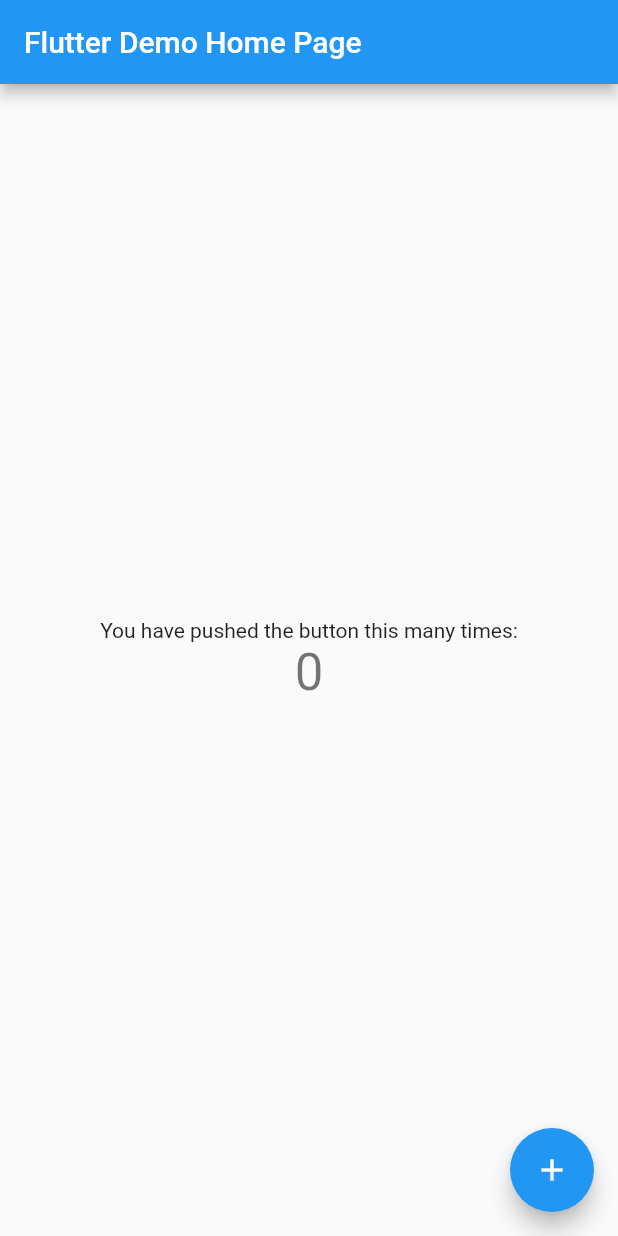
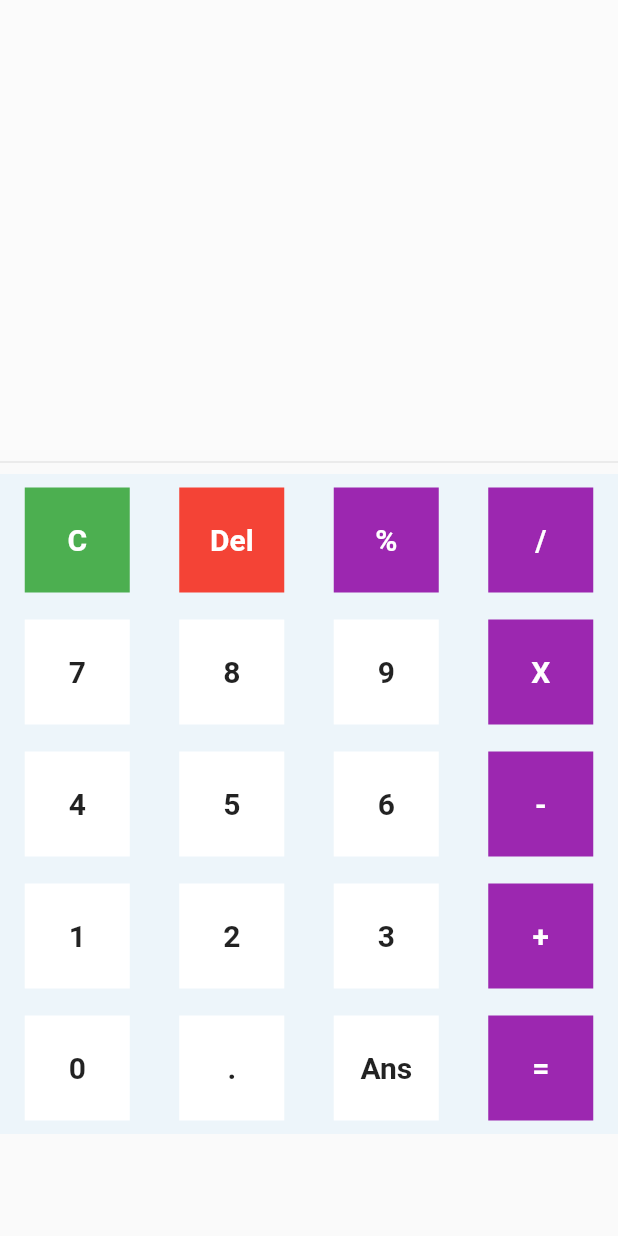
Before and after one commit to Muhammad-Bilal12/flutterCalculatorUi, a Flutter app: the screen it shows after launch, on a phone screen of 412 x 824 dp. Run offline on Flutter 3.47's test engine with Material 2 defaults, Android fonts, the phone set to English and light mode, and no system bars.

Commit message:
complete calculator Ui

```diff
--- /dev/null
+++ b/calculator_ui/lib/custom_widget/calculator_btn.dart
@@ -0,0 +1,15 @@
+import 'package:calculator_ui/custom_widget/text_widget.dart';
+import 'package:flutter/material.dart';
+
+Widget calculatorBtn({color, str, txtcolor}) {
+  return Container(
+    height: 70,
+    width: 70,
+    color: color,
+    // decoration: BoxDecoration(
+    //   shape: BoxShape.rectangle,
+    //   // borderRadius: BorderRadius.circular(20),
+    // ),
+    child: Center(child: textWidget(str, txtcolor)),
+  );
+}
--- /dev/null
+++ b/calculator_ui/lib/custom_widget/text_widget.dart
@@ -0,0 +1,13 @@
+import 'package:flutter/material.dart';
+
+Widget textWidget(str, txtcolor) {
+  return Text(
+    str,
+    textAlign: TextAlign.center,
+    style: TextStyle(
+      fontSize: 20,
+      fontWeight: FontWeight.bold,
+      color: txtcolor,
+    ),
+  );
+}
--- a/calculator_ui/lib/main.dart
+++ b/calculator_ui/lib/main.dart
@@ -1,115 +1,18 @@
-import 'package:flutter/material.dart';
+import 'package:calculator_ui/screens/calculator_ui.dart';
+import "package:flutter/material.dart";
 
-void main() {
+void main(List<String> args) {
   runApp(const MyApp());
 }
 
 class MyApp extends StatelessWidget {
   const MyApp({Key? key}) : super(key: key);
 
-  // This widget is the root of your application.
   @override
   Widget build(BuildContext context) {
     return MaterialApp(
-      title: 'Flutter Demo',
-      theme: ThemeData(
-        // This is the theme of your application.
-        //
-        // Try running your application with "flutter run". You'll see the
-        // application has a blue toolbar. Then, without quitting the app, try
-        // changing the primarySwatch below to Colors.green and then invoke
-        // "hot reload" (press "r" in the console where you ran "flutter run",
-        // or simply save your changes to "hot reload" in a Flutter IDE).
-        // Notice that the counter didn't reset back to zero; the application
-        // is not restarted.
-        primarySwatch: Colors.blue,
-      ),
-      home: const MyHomePage(title: 'Flutter Demo Home Page'),
+      debugShowCheckedModeBanner: false,
+      home: Calculator(),
     );
   }
 }
-
-class MyHomePage extends StatefulWidget {
-  const MyHomePage({Key? key, required this.title}) : super(key: key);
-
-  // This widget is the home page of your application. It is stateful, meaning
-  // that it has a State object (defined below) that contains fields that affect
-  // how it looks.
-
-  // This class is the configuration for the state. It holds the values (in this
-  // case the title) provided by the parent (in this case the App widget) and
-  // used by the build method of the State. Fields in a Widget subclass are
-  // always marked "final".
-
-  final String title;
-
-  @override
-  State<MyHomePage> createState() => _MyHomePageState();
-}
-
-class _MyHomePageState extends State<MyHomePage> {
-  int _counter = 0;
-
-  void _incrementCounter() {
-    setState(() {
-      // This call to setState tells the Flutter framework that something has
-      // changed in this State, which causes it to rerun the build method below
-      // so that the display can reflect the updated values. If we changed
-      // _counter without calling setState(), then the build method would not be
-      // called again, and so nothing would appear to happen.
-      _counter++;
-    });
-  }
-
-  @override
-  Widget build(BuildContext context) {
-    // This method is rerun every time setState is called, for instance as done
-    // by the _incrementCounter method above.
-    //
-    // The Flutter framework has been optimized to make rerunning build methods
-    // fast, so that you can just rebuild anything that needs updating rather
-    // than having to individually change instances of widgets.
-    return Scaffold(
-      appBar: AppBar(
-        // Here we take the value from the MyHomePage object that was created by
-        // the App.build method, and use it to set our appbar title.
-        title: Text(widget.title),
-      ),
-      body: Center(
-        // Center is a layout widget. It takes a single child and positions it
-        // in the middle of the parent.
-        child: Column(
-          // Column is also a layout widget. It takes a list of children and
-          // arranges them vertically. By default, it sizes itself to fit its
-          // children horizontally, and tries to be as tall as its parent.
-          //
-          // Invoke "debug painting" (press "p" in the console, choose the
-          // "Toggle Debug Paint" action from the Flutter Inspector in Android
-          // Studio, or the "Toggle Debug Paint" command in Visual Studio Code)
-          // to see the wireframe for each widget.
-          //
-          // Column has various properties to control how it sizes itself and
-          // how it positions its children. Here we use mainAxisAlignment to
-          // center the children vertically; the main axis here is the vertical
-          // axis because Columns are vertical (the cross axis would be
-          // horizontal).
-          mainAxisAlignment: MainAxisAlignment.center,
-          children: <Widget>[
-            const Text(
-              'You have pushed the button this many times:',
-            ),
-            Text(
-              '$_counter',
-              style: Theme.of(context).textTheme.headline4,
-            ),
-          ],
-        ),
-      ),
-      floatingActionButton: FloatingActionButton(
-        onPressed: _incrementCounter,
-        tooltip: 'Increment',
-        child: const Icon(Icons.add),
-      ), // This trailing comma makes auto-formatting nicer for build methods.
-    );
-  }
-}
--- /dev/null
+++ b/calculator_ui/lib/screens/calculator_ui.dart
@@ -0,0 +1,108 @@
+import 'package:flutter/material.dart';
+
+import '../custom_widget/calculator_btn.dart';
+
+class Calculator extends StatelessWidget {
+  const Calculator({Key? key}) : super(key: key);
+
+  @override
+  Widget build(BuildContext context) {
+    return Scaffold(
+      body: Column(
+        children: [
+          Container(
+            height: 300,
+            color: Colors.white10,
+          ),
+          Divider(),
+          Container(
+            height: 440,
+            color: Color.fromARGB(255, 237, 245, 250),
+            child: Column(
+              mainAxisAlignment: MainAxisAlignment.spaceAround,
+              children: [
+                Row(
+                  mainAxisAlignment: MainAxisAlignment.spaceAround,
+                  children: [
+                    calculatorBtn(
+                      color: Colors.green,
+                      str: "C",
+                      txtcolor: Colors.white,
+                    ),
+                    calculatorBtn(
+                      color: Colors.red,
+                      str: "Del",
+                      txtcolor: Colors.white,
+                    ),
+                    calculatorBtn(
+                      color: Colors.purple,
+                      str: "%",
+                      txtcolor: Colors.white,
+                    ),
+                    calculatorBtn(
+                      color: Colors.purple,
+                      str: "/",
+                      txtcolor: Colors.white,
+                    ),
+                  ],
+                ),
+                Row(
+                  mainAxisAlignment: MainAxisAlignment.spaceAround,
+                  children: [
+                    calculatorBtn(color: Colors.white, str: "7"),
+                    calculatorBtn(color: Colors.white, str: "8"),
+                    calculatorBtn(color: Colors.white, str: "9"),
+                    calculatorBtn(
+                      color: Colors.purple,
+                      str: "X",
+                      txtcolor: Colors.white,
+                    ),
+                  ],
+                ),
+                Row(
+                  mainAxisAlignment: MainAxisAlignment.spaceAround,
+                  children: [
+                    calculatorBtn(color: Colors.white, str: "4"),
+                    calculatorBtn(color: Colors.white, str: "5"),
+                    calculatorBtn(color: Colors.white, str: "6"),
+                    calculatorBtn(
+                      color: Colors.purple,
+                      str: "-",
+                      txtcolor: Colors.white,
+                    ),
+                  ],
+                ),
+                Row(
+                  mainAxisAlignment: MainAxisAlignment.spaceAround,
+                  children: [
+                    calculatorBtn(color: Colors.white, str: "1"),
+                    calculatorBtn(color: Colors.white, str: "2"),
+                    calculatorBtn(color: Colors.white, str: "3"),
+                    calculatorBtn(
+                      color: Colors.purple,
+                      str: "+",
+                      txtcolor: Colors.white,
+                    ),
+                  ],
+                ),
+                Row(
+                  mainAxisAlignment: MainAxisAlignment.spaceAround,
+                  children: [
+                    calculatorBtn(color: Colors.white, str: "0"),
+                    calculatorBtn(color: Colors.white, str: "."),
+                    calculatorBtn(color: Colors.white, str: "Ans"),
+                    calculatorBtn(
+                      color: Colors.purple,
+                      str: "=",
+                      txtcolor: Colors.white,
+                    ),
+                  ],
+                ),
+              ],
+            ),
+          ),
+        ],
+      ),
+    );
+  }
+}
```
